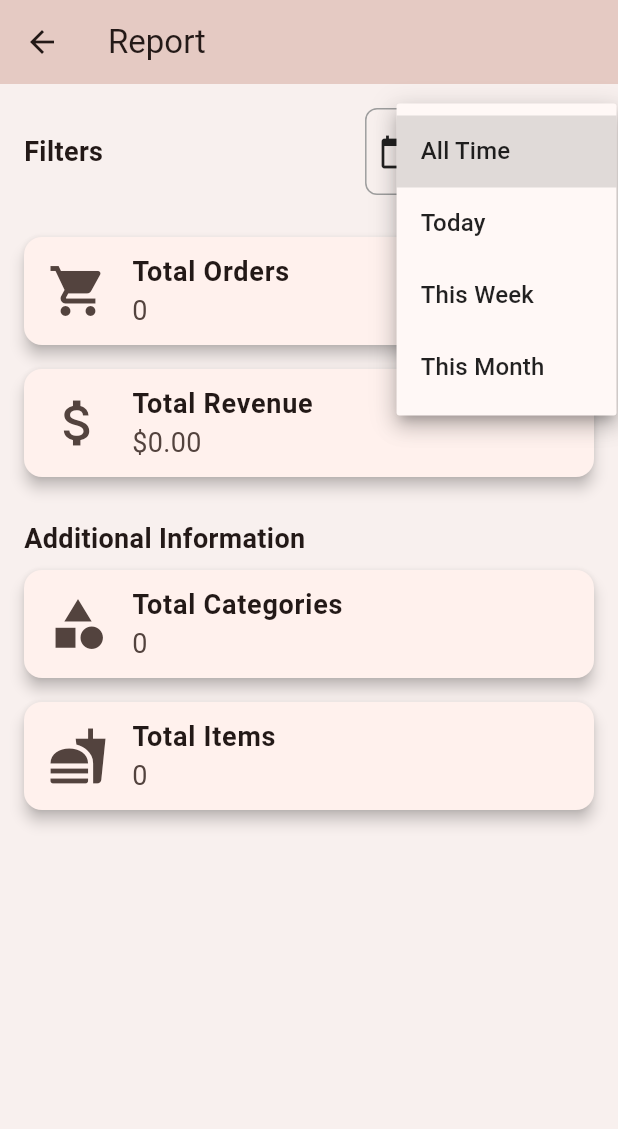
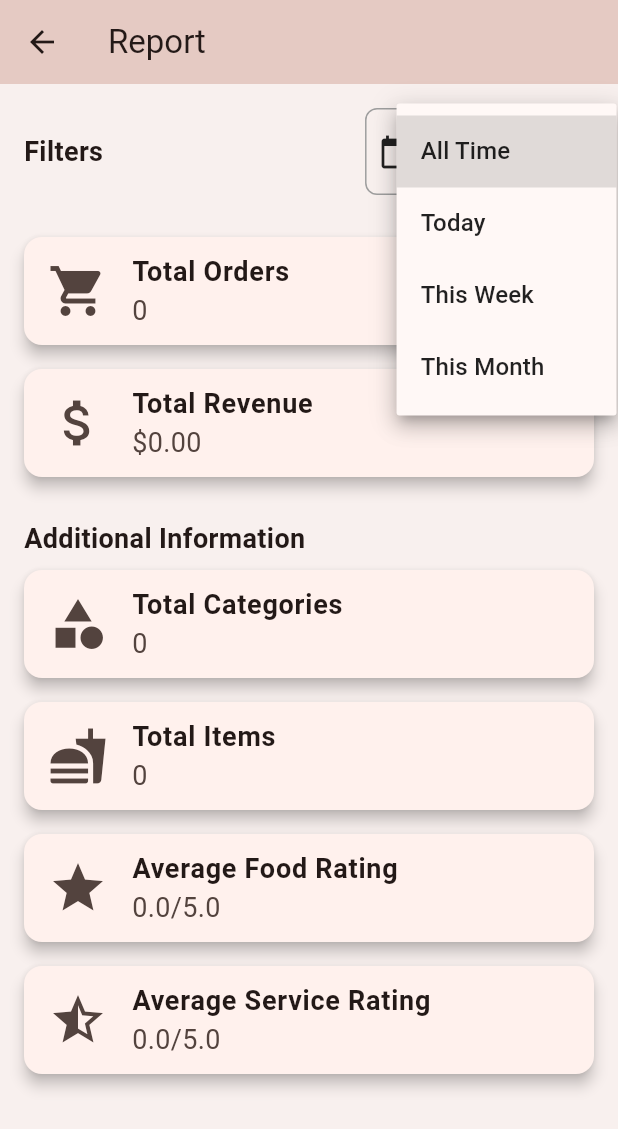
Before and after one commit to xinz02/OnlyU-Cafe-2, a Flutter app: the AdminReportPage screen opened directly, after a tap on "All Time", on a phone screen of 412 x 824 dp. Shown: the top 1129 px of the screen. Run offline on Flutter 3.47's test engine with Material 3 defaults, Android fonts, the phone set to English and light mode, and no system bars; our stand-ins replace badges, cloud_firestore, firebase_auth, firebase_core, firebase_messaging, firebase_storage and 7 more; missing offline and left inert: googleapis; accounts and stored records are empty; key blocks and very long unbroken strings in the code were emptied for the run.

Commit message:
Rating Calculation

```diff
--- a/lib/admin/admin_report.dart
+++ b/lib/admin/admin_report.dart
@@ -19,6 +19,8 @@ class _AdminReportPageState extends State<AdminReportPage> {
   int totalItems = 0;
   double totalRevenue = 0.0;
   double totalRevenueToday = 0.0;
+  double averageFoodRating = 0.0;
+  double averageServiceRating = 0.0;
   String selectedFilter = 'All Time';
   List<String> filters = ['All Time', 'Today', 'This Week', 'This Month'];
 
@@ -33,6 +35,7 @@ class _AdminReportPageState extends State<AdminReportPage> {
     await fetchCategoriesCount();
     await fetchItemsCount();
     await fetchOrdersForTimeFrame(selectedFilter);
+    await fetchRatings();
     setState(() {});
   }
 
@@ -103,6 +106,33 @@ class _AdminReportPageState extends State<AdminReportPage> {
     });
   }
 
+  Future<void> fetchRatings() async {
+    final ordersSnapshot =
+        await FirebaseFirestore.instance.collection('orders').get();
+
+    double totalFoodRating = 0.0;
+    double totalServiceRating = 0.0;
+    int ratedOrdersCount = 0;
+
+    for (var doc in ordersSnapshot.docs) {
+      if (doc.data().containsKey('foodRating') &&
+          doc['foodRating'] != null &&
+          doc['foodRating'] != 0 &&
+          doc.data().containsKey('serviceRating') &&
+          doc['serviceRating'] != null &&
+          doc['serviceRating'] != 0) {
+        totalFoodRating += doc['foodRating'];
+        totalServiceRating += doc['serviceRating'];
+        ratedOrdersCount++;
+      }
+    }
+
+    setState(() {
+      averageFoodRating = ratedOrdersCount > 0 ? totalFoodRating / ratedOrdersCount : 0.0;
+      averageServiceRating = ratedOrdersCount > 0 ? totalServiceRating / ratedOrdersCount : 0.0;
+    });
+  }
+
   Widget _buildStatCard(
       String title, String value, IconData icon, VoidCallback onTap) {
     return Card(
@@ -132,12 +162,11 @@ class _AdminReportPageState extends State<AdminReportPage> {
       backgroundColor: const Color.fromARGB(255, 248, 240, 238),
       appBar: AppBar(
         backgroundColor: const Color.fromARGB(255, 229, 202, 195),
-        // appBar: AppBar(
         title: Text('Report'),
         centerTitle: false,
         elevation: 0,
       ),
-      body: Padding(
+      body: SingleChildScrollView(
         padding: const EdgeInsets.all(16.0),
         child: Column(
           crossAxisAlignment: CrossAxisAlignment.start,
@@ -240,6 +269,22 @@ class _AdminReportPageState extends State<AdminReportPage> {
                 );
               },
             ),
+            _buildStatCard(
+              'Average Food Rating',
+              '${averageFoodRating.toStringAsFixed(1)}/5.0',
+              Icons.star,
+              () {
+                // No action needed for rating stat card
+              },
+            ),
+            _buildStatCard(
+              'Average Service Rating',
+              '${averageServiceRating.toStringAsFixed(1)}/5.0',
+              Icons.star_half,
+              () {
+                // No action needed for rating stat card
+              },
+            ),
           ],
         ),
       ),
```
Also changed, not shown: lib/model/order.dart (line endings or trailing spaces), lib/product_management/menu.dart (line endings or trailing spaces), lib/service/notification.dart (line endings or trailing spaces).
